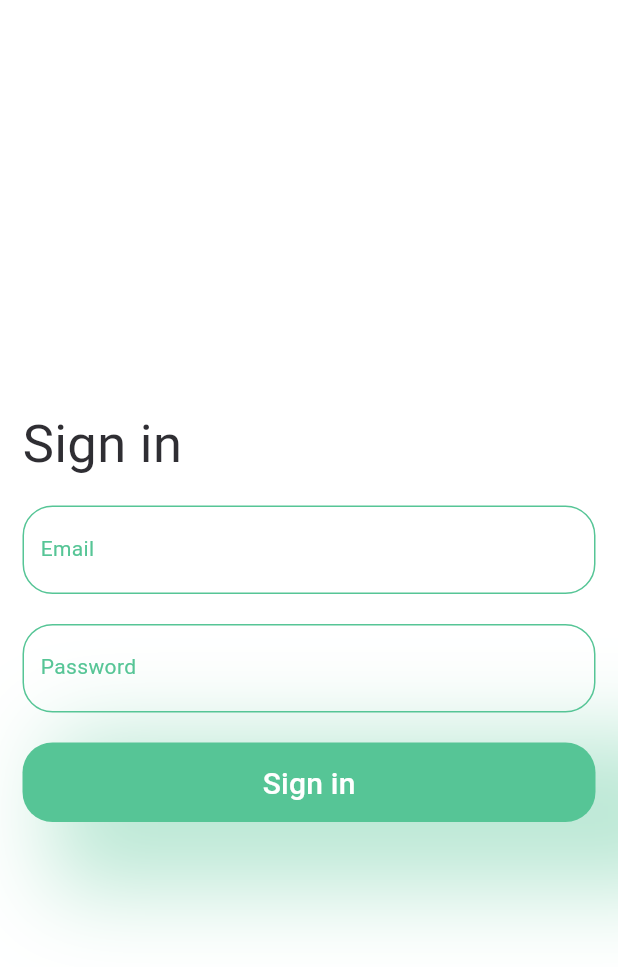
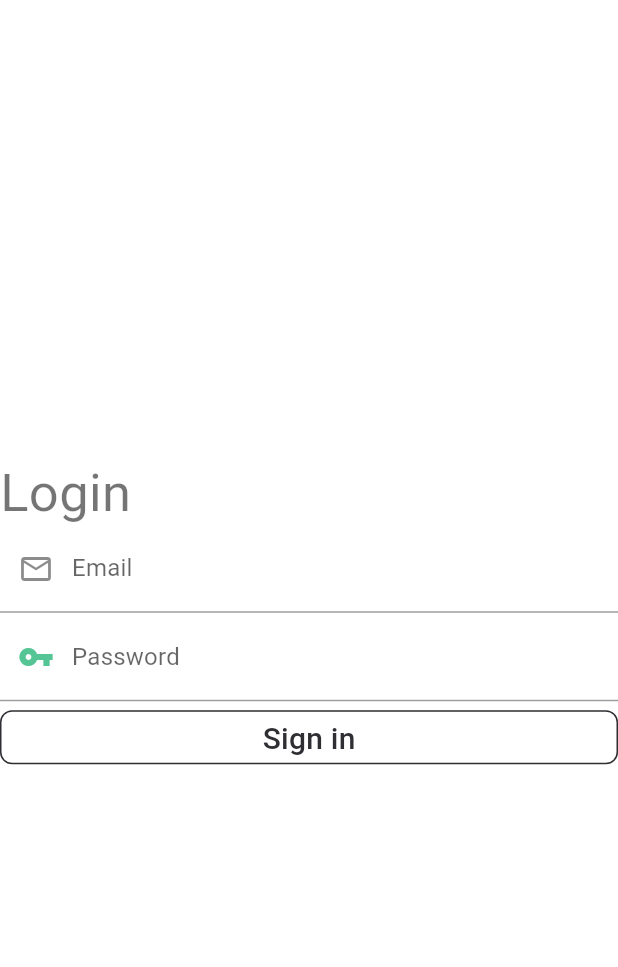
Before and after one commit to Find-Hackathon/Find-Hackathon-, a Flutter app: the screen it shows after launch, on a phone screen of 412 x 824 dp. Shown: the top 967 px of the screen. Run offline on Flutter 3.47's test engine with Material 2 defaults, Android fonts, the phone set to English and light mode, and no system bars; our stand-ins replace easy_localization, google_fonts, shared_preferences.

```diff
--- a/lib/Views/Screen/Login/login_view.dart
+++ b/lib/Views/Screen/Login/login_view.dart
@@ -1,11 +1,10 @@
-import 'package:FindHackathon/Views/Widgets/outline_text_field.dart';
-import 'package:FindHackathon/Views/Widgets/space_seperator.dart';
+import 'package:FindHackathon/Core/Extension/context_extension.dart';
+import 'package:FindHackathon/Core/Extension/string_extension.dart';
+import 'package:FindHackathon/Views/Screen/Detail/detail_view.dart';
 import 'package:flutter/material.dart';
 import 'package:provider/provider.dart';
+import 'package:shared_preferences/shared_preferences.dart';
 
-import '../../../Core/Extension/context_extension.dart';
-import '../../../Core/Extension/string_extension.dart';
-import '../../Widgets/fat_button.dart';
 import 'login_view_model.dart';
 
 class LoginView extends StatefulWidget {
@@ -15,20 +14,39 @@ class LoginView extends StatefulWidget {
 
 class _LoginViewState extends State<LoginView> {
   LoginViewModel viewModel;
+  SharedPreferences prefs;
+
+  @override
+  void initState() {
+    super.initState();
+    getSharedPreferences();
+  }
+
+  getSharedPreferences() async {
+    prefs = await SharedPreferences.getInstance();
+    if (prefs.getBool("isLoggedIn"))
+      Navigator.push(
+        context,
+        MaterialPageRoute(builder: (context) => DetailView()),
+      );
+  }
 
   @override
   Widget build(BuildContext context) {
     viewModel = Provider.of<LoginViewModel>(context);
-
     return Scaffold(
-      backgroundColor: context.theme.backgroundColor,
-      body: buildLoginForm(),
+      body: Column(
+        mainAxisSize: MainAxisSize.max,
+        children: [buildLoginForm()],
+      ),
     );
   }
 
   Widget buildLoginForm() {
-    return Container(
-      padding: EdgeInsets.symmetric(horizontal: context.constMediumValue),
+    return Expanded(
+      child: Container(
+        color: context.theme.backgroundColor,
+        child: Container(
           child: Form(
             autovalidate: viewModel.validation,
             key: viewModel.formKey,
@@ -38,40 +56,72 @@ class _LoginViewState extends State<LoginView> {
               mainAxisAlignment: MainAxisAlignment.center,
               children: [
                 Text(
-              "signin".locale,
-              style: context.textTheme.headline4
-                  .copyWith(color: context.theme.accentColor),
+                  "Login".locale,
+                  style: Theme.of(context).textTheme.headline4,
                 ),
-            SpaceSeperator(),
-            OutlineTextField(
-              labelText: "Email",
+                TextFormField(
+                  keyboardType: TextInputType.emailAddress,
                   validator: (value) =>
                       value.isValidEmail() ? null : "Invalid email",
                   onChanged: (value) {
                     viewModel.email = value;
                   },
+                  decoration: InputDecoration(
+                    labelText: "Email",
+                    prefixIcon: Icon(Icons.mail_outline),
                   ),
-            SpaceSeperator(),
-            OutlineTextField(
-              labelText: "Password",
+                ),
+                TextFormField(
                   keyboardType: TextInputType.visiblePassword,
                   obscureText: true,
                   onChanged: (value) => viewModel.password = value,
                   validator: (value) =>
                       value.length > 6 ? null : "at least 6 characters",
+                  decoration: InputDecoration(
+                      labelText: "Password",
+                      prefixIcon: Icon(
+                        Icons.vpn_key,
+                        color: context.theme.primaryColor,
+                      )),
                 ),
-            SpaceSeperator(),
-            FatButton(
-              text: "signin",
+                FlatButton(
                   onPressed: () {
                     if (viewModel.formKey.currentState.validate()) {
-                  print(viewModel.email + "   " + viewModel.password);
+                      // print(viewModel.email + "   " + viewModel.password);
+
+                      //LocaleManager.instance.setStringValue("email",viewModel.email);
+                      prefs.setString("email", viewModel.email);
+                      //LocaleManager.instance.setStringValue("email",viewModel.password);
+                      prefs.setString("password", viewModel.password);
+                      //LocaleManager.instance.setIsLoggedIn(state)
+                      prefs.setBool("isLoggedIn", true);
+
+                      print("is Logged in : " +
+                          prefs.getBool("isLoggedIn").toString());
+
+                      Navigator.push(
+                        context,
+                        MaterialPageRoute(builder: (context) => DetailView()),
+                      );
                     } else {
                       viewModel.validationChange(true);
                     }
                   },
+                  child: Text(
+                    "Sign in",
+                    style: context.textTheme.headline6
+                        .copyWith(color: context.theme.accentColor),
+                  ),
+                  shape: RoundedRectangleBorder(
+                    borderRadius: BorderRadius.circular(8),
+                    side: BorderSide(
+                      color: context.theme.accentColor,
+                    ),
+                  ),
                 ),
               ],
+            ),
+          ),
         ),
       ),
     );
--- /dev/null
+++ b/lib/sharedpreferences.dart
@@ -0,0 +1,36 @@
+import 'package:shared_preferences/shared_preferences.dart';
+
+class LocaleManager {
+  static LocaleManager _instance = LocaleManager._init();
+
+  SharedPreferences _preferences;
+
+  static LocaleManager get instance => _instance;
+
+  LocaleManager._init() {
+    SharedPreferences.getInstance().then((value) {
+      _preferences = value;
+    });
+  }
+
+  static preferencesInit() async {
+    if (instance._preferences == null) {
+      instance._preferences = await SharedPreferences.getInstance();
+    }
+    return;
+  }
+
+  Future<void> setStringValue(String key, String value) async {
+    await _preferences.setString(key, value);
+  }
+
+  String getStringValue(String key) => _preferences.getString(key);
+
+  Future<void> setIsLoggedIn(bool state) async {
+    await _preferences.setBool("isLoggedIn", state);
+  }
+
+  Future<void> getIsLoggedIn() async {
+    await _preferences.getBool("isLoggedIn");
+  }
+}
--- a/pubspec.yaml
+++ b/pubspec.yaml
@@ -32,6 +32,7 @@ dependencies:
   easy_localization: ^2.3.3
   provider: ^4.3.2+1
   google_fonts: ^1.1.0
+  shared_preferences: 0.5.10
 
 dev_dependencies:
   flutter_test:
```
Also changed, not shown: lib/Core/Constants/Enum/sp_keyword_type.dart (added, +14 -0 lines), lib/Views/Screen/Detail/detail_view.dart (added, +48 -0 lines), lib/Views/Screen/Detail/detail_view_model.dart (added, +10 -0 lines), pubspec.lock, 4 other files. Lines whose indentation alone changed are shown as unchanged.
